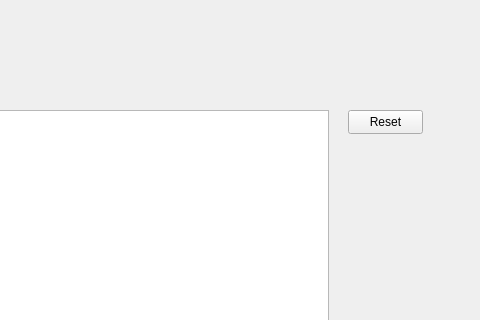
Qt form mainwindow.ui (chodkos/micromouse) before a commit; both pictures show x 562 to 1042 and y 0 to 320 of the 1042 by 596 pixel window.
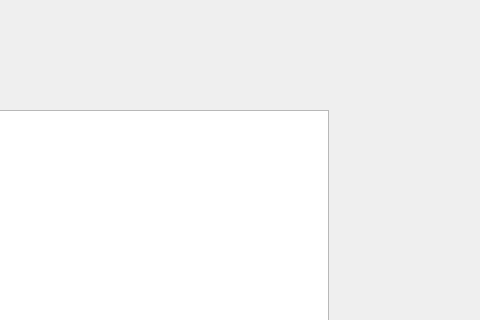
The same form after that commit.

```diff
--- a/mainwindow.ui
+++ b/mainwindow.ui
@@ -98,19 +98,6 @@
      <bool>true</bool>
     </property>
    </widget>
-   <widget class="QPushButton" name="resetButton">
-    <property name="geometry">
-     <rect>
-      <x>910</x>
-      <y>110</y>
-      <width>75</width>
-      <height>24</height>
-     </rect>
-    </property>
-    <property name="text">
-     <string>Reset</string>
-    </property>
-   </widget>
   </widget>
   <widget class="QStatusBar" name="statusbar"/>
  </widget>
```
